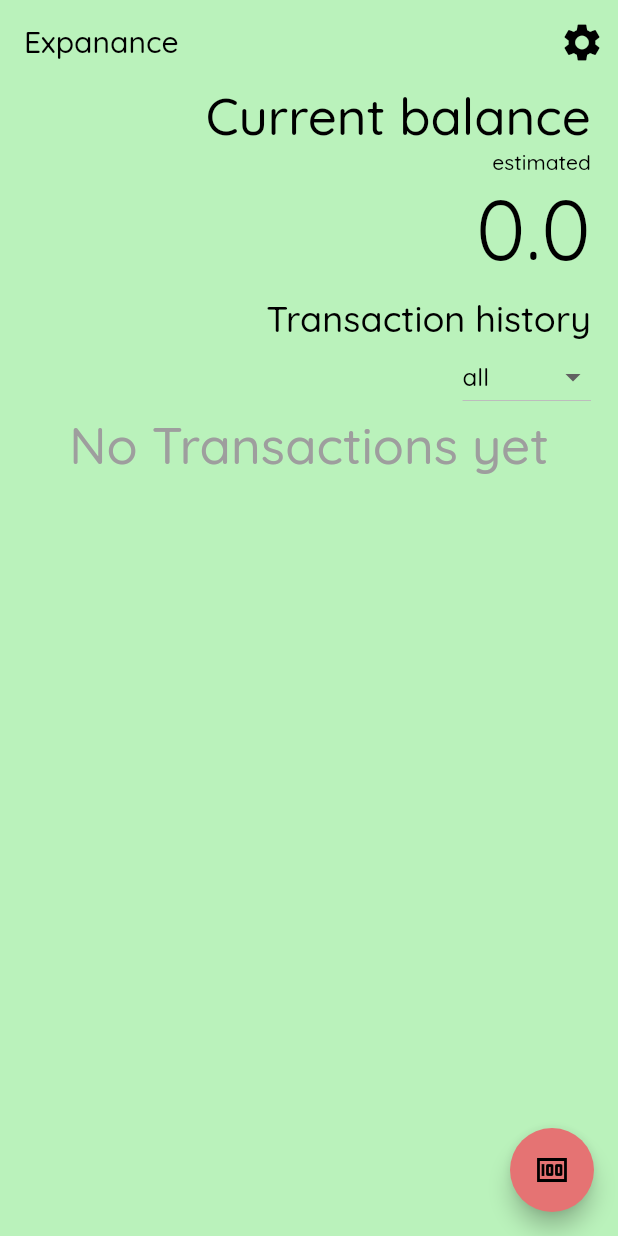
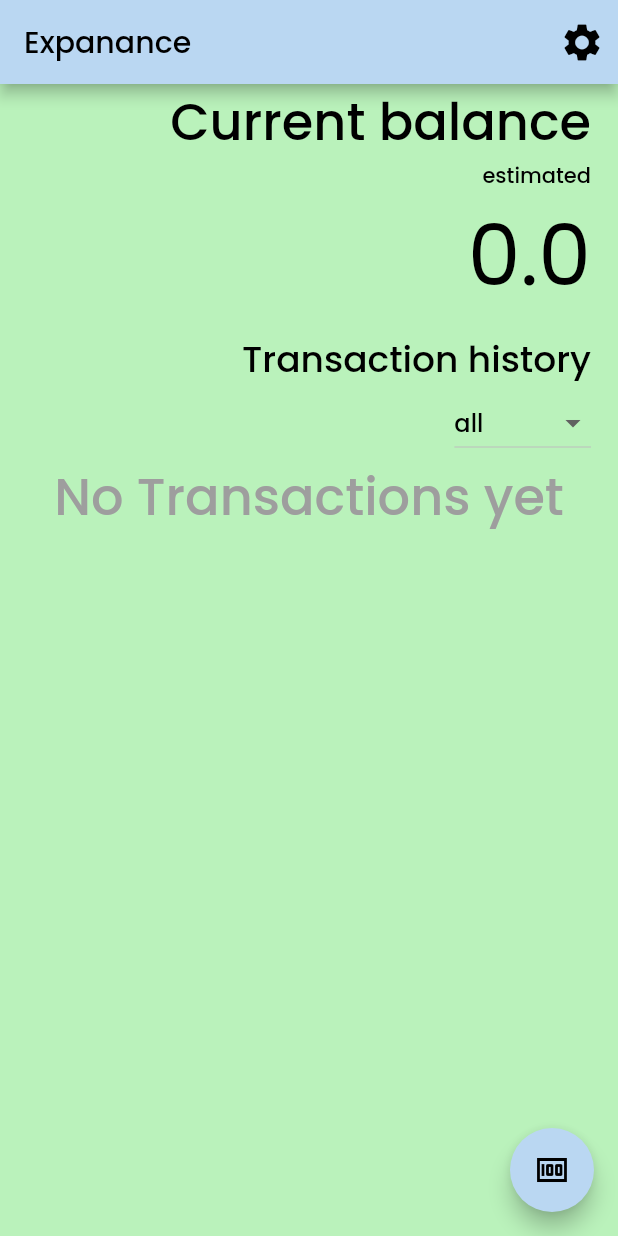
Before and after one commit to KaranSingh1412/expanance, a Flutter app: the screen it shows after launch, on a phone screen of 412 x 824 dp. Run offline on Flutter 3.47's test engine with Material 2 defaults, Android fonts, the phone set to English and light mode, and no system bars; our stand-ins replace hive, hive_flutter; accounts and stored records are empty.

Commit message:
update Theme (Font and Colors)

```diff
--- a/lib/utils/my_themes.dart
+++ b/lib/utils/my_themes.dart
@@ -11,8 +11,8 @@
       Color(0xff95EE9D); // color which is used for dialogues
 
   static ThemeData mainTheme = ThemeData(
-    colorScheme: ColorScheme.light(
-      primary: Colors.red.shade300 /*_primaryColor*/,
+    colorScheme: const ColorScheme.light(
+      primary: _primaryColor,
       onPrimary: Colors.black,
       secondary: _secondaryColor,
       background: _backgroundColor,
@@ -23,7 +23,7 @@
     snackBarTheme: const SnackBarThemeData(
       backgroundColor: _secondaryColor,
       contentTextStyle: TextStyle(
-        fontFamily: "Quicksand",
+        fontFamily: "Poppins",
         color: Colors.black,
       ),
     ),
@@ -32,8 +32,8 @@
       foregroundColor: Colors.black,
     ),
     appBarTheme: const AppBarTheme(
-      color: Colors.transparent,
-      shadowColor: Colors.transparent,
+      backgroundColor: _primaryColor,
+      //shadowColor: Colors.transparent,
     ),
     scaffoldBackgroundColor: _backgroundColor,
     listTileTheme: const ListTileThemeData(
@@ -54,13 +54,13 @@
         textStyle: MaterialStateProperty.all(
           TextStyle(
             foreground: Paint()..color = Colors.black,
-            fontFamily: "Quicksand",
+            fontFamily: "Poppins",
             fontWeight: FontWeight.w500,
           ),
         ),
       ),
     ),
-    fontFamily: "Quicksand",
+    fontFamily: "Poppins",
     inputDecorationTheme: const InputDecorationTheme(
       hintStyle: TextStyle(
         fontWeight: FontWeight.w500,
```
Also changed, not shown: pubspec.yaml (+11 -0 lines), assets/fonts/Poppins-Bold.ttf (added), assets/fonts/Poppins-Light.ttf (added), assets/fonts/Poppins-Medium.ttf (added), assets/fonts/Poppins-Regular.ttf (added).
